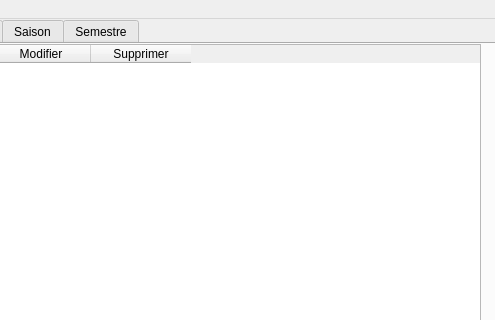
The window that mainfenetre.ui (Timost/LO21) describes before a commit, drawn with Qt 5; both pictures show x 312 to 807 and y 0 to 320 of the 807 by 452 pixel window.
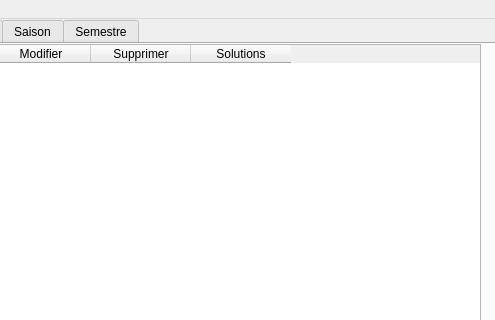
The same window after the commit. The open tabs and pages were chosen to show the change.

Commit message: Générer solution linké

What changed in the file:
```diff
--- a/mainfenetre.ui
+++ b/mainfenetre.ui
@@ -99,6 +99,11 @@
         <string>Supprimer</string>
        </property>
       </column>
+      <column>
+       <property name="text">
+        <string>Solutions</string>
+       </property>
+      </column>
      </widget>
     </widget>
     <widget class="QWidget" name="FormationTab">
```
Left out of the diff: 2 changed lines with no effect on the pictures. The commit also changes 8 other files.
